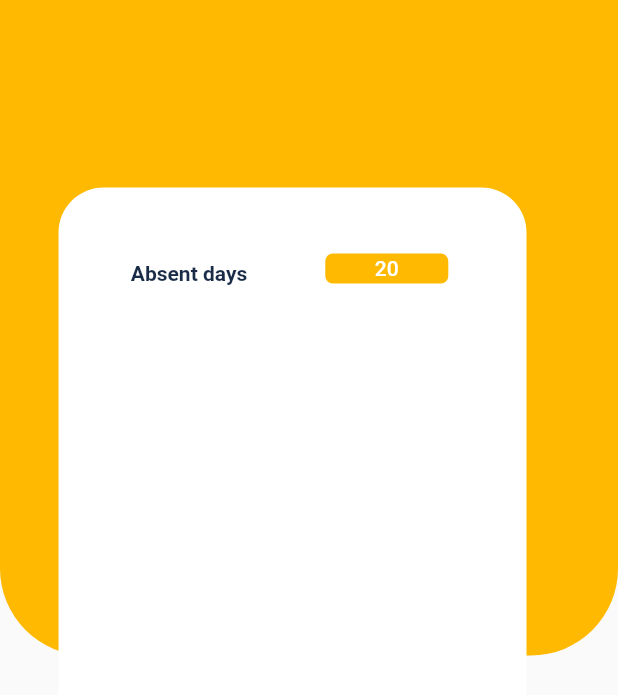
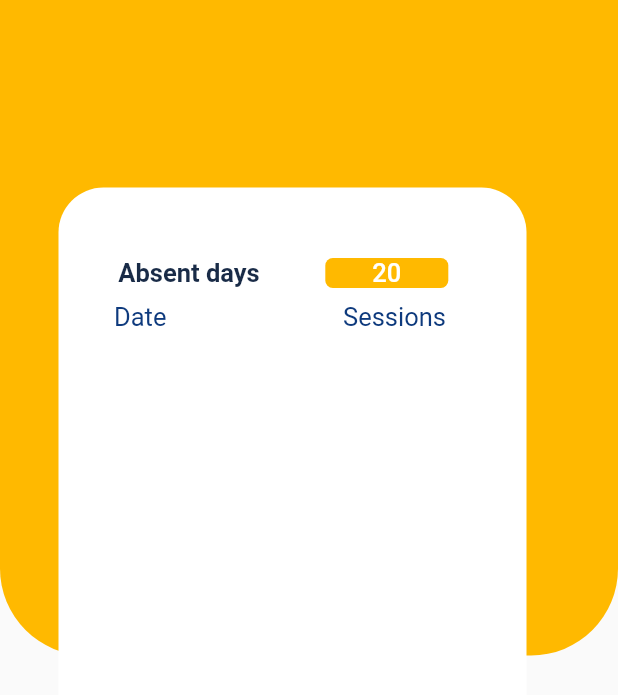
Before and after one commit to cruzmac/StudentApp-1, a Flutter app: the AttendancePage2Design screen opened by its route, on a phone screen of 412 x 824 dp. Shown: the top 695 px of the screen. Run offline on Flutter 3.47's test engine with Material 2 defaults, Android fonts, the phone set to English and light mode, and no system bars; our stand-ins replace go_router, percent_indicator; network calls fail.

Commit message:
commit1.5
4 48
27 02 23

```diff
--- a/lib/attendance/attendance_model.dart
+++ b/lib/attendance/attendance_model.dart
@@ -32,19 +32,17 @@ class Attendance {
 }
 
 class Attendance2 {
-  int? id;
   DateTime? absentdate;
   String? session;
 
-  Attendance2({this.id, this.absentdate, this.session});
+  Attendance2({this.absentdate, this.session});
   Attendance2.fromJson(Map<String, dynamic> json) {
-    id = json['id'];
     absentdate = json['absentdate'];
     session = json['session'];
   }
   Map<String, dynamic> toJson() {
     final Map<String, dynamic> data = {};
-    data['id'] = id;
+
     data['absentdate'] = absentdate;
     data['session'] = session;
     return data;
--- a/lib/attendance/attendance_page2_design.dart
+++ b/lib/attendance/attendance_page2_design.dart
@@ -1,5 +1,6 @@
 import 'package:flutter/material.dart';
 import 'package:flutter_application_1/attendance/attendance_constants.dart';
+import 'package:flutter_application_1/attendance/attendance_model.dart';
 import 'package:flutter_application_1/attendance/attendance_network.dart';
 
 class AttendancePage2Design extends StatefulWidget {
@@ -14,7 +15,7 @@ class _AttendancePage2DesignState extends State<AttendancePage2Design> {
 
   Future<void> fetchpost() async {
     try {
-     final attend = await Attendance2Repository().fetchposts();
+      final attend = await Attendance2Repository().fetchposts();
       setState(() {
         attendlist = attend;
       });
@@ -45,7 +46,7 @@ class _AttendancePage2DesignState extends State<AttendancePage2Design> {
                 right: 39,
               ),
               child: Container(
-                height: 611,
+                height: 610,
                 width: 312,
                 decoration: BoxDecoration(
                   color: Page2Colors().white,
@@ -66,6 +67,7 @@ class _AttendancePage2DesignState extends State<AttendancePage2Design> {
                             child: Text(
                               'Absent days',
                               style: TextStyle(
+                                  fontSize: 17,
                                   color: Page2Colors().textcolor,
                                   fontWeight: FontWeight.w600),
                             ),
@@ -75,7 +77,7 @@ class _AttendancePage2DesignState extends State<AttendancePage2Design> {
                           width: 27.87,
                         ),
                         Padding(
-                          padding: const EdgeInsets.only(top: 40),
+                          padding: const EdgeInsets.only(top: 46),
                           child: Container(
                             decoration: BoxDecoration(
                                 color: Page2Colors().yellow,
@@ -87,6 +89,7 @@ class _AttendancePage2DesignState extends State<AttendancePage2Design> {
                             child: Text(
                               '20',
                               style: TextStyle(
+                                  fontSize: 17,
                                   color: Page2Colors().white,
                                   fontWeight: FontWeight.w500),
                             ),
@@ -97,7 +100,41 @@ class _AttendancePage2DesignState extends State<AttendancePage2Design> {
                     const SizedBox(
                       height: 8,
                     ),
-                    Row()
+                    Row(
+                      children: [
+                        Padding(
+                          padding: const EdgeInsets.only(left: 37),
+                          child: Container(
+                            height: 20,
+                            width: 113,
+                            alignment: Alignment.centerLeft,
+                            child: Text(
+                              'Date',
+                              style: TextStyle(
+                                  color: Page2Colors().text2color,
+                                  fontSize: 17),
+                            ),
+                          ),
+                        ),
+                        const SizedBox(
+                          width: 13,
+                        ),
+                        Padding(
+                          padding: const EdgeInsets.only(right: 10),
+                          child: Container(
+                            height: 20,
+                            width: 122,
+                            alignment: Alignment.center,
+                            child: Text(
+                              'Sessions',
+                              style: TextStyle(
+                                  color: Page2Colors().text2color,
+                                  fontSize: 17),
+                            ),
+                          ),
+                        ),
+                      ],
+                    ),
                   ],
                 ),
               ),
@@ -107,4 +144,36 @@ class _AttendancePage2DesignState extends State<AttendancePage2Design> {
       ),
     );
   }
+
+  Widget buildListItem(Attendance2 list, int index) {
+    return Container(
+      padding: const EdgeInsets.all(5),
+      color: Colors.white,
+      child: Column(
+        crossAxisAlignment: CrossAxisAlignment.start,
+        children: [
+          const SizedBox(
+            height: 10,
+          ),
+          Container(
+            height: 80,
+            decoration: BoxDecoration(
+                color: const Color.fromARGB(255, 150, 209, 246),
+                border: Border.all(color: Colors.black45, width: 3),
+                borderRadius: BorderRadius.circular(20)),
+            child: ListTile(
+              title: Text(
+                '${list.absentdate}',
+                style: const TextStyle(fontSize: 20),
+              ),
+              trailing: Text('${list.session}'),
+            ),
+          ),
+          const SizedBox(
+            height: 5,
+          )
+        ],
+      ),
+    );
+  }
 }
```
Also changed, not shown: lib/attendance/attendance_design.dart (+6 -16 lines).
